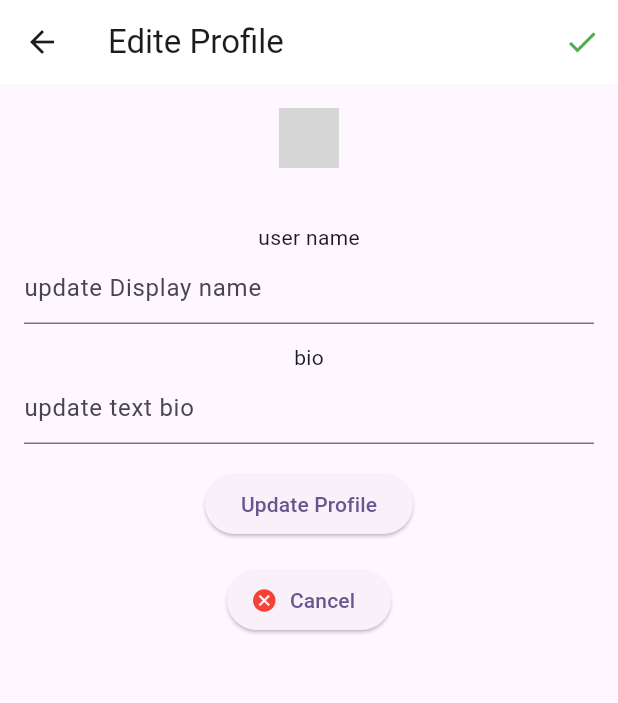
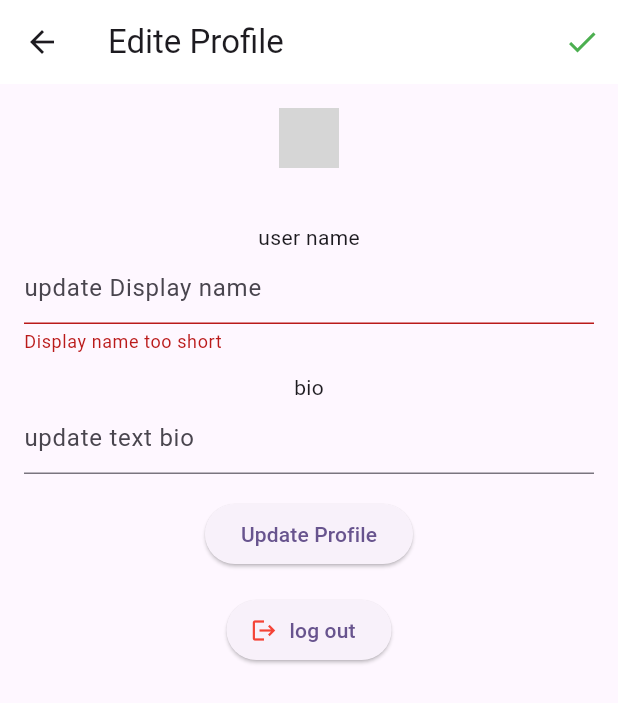
Before and after one commit to Youssef-ElGuerdany/SmallMedia, a Flutter app: the EditProfile screen opened directly with empty values, after a tap on "Update Profile", on a phone screen of 412 x 824 dp. Shown: the top 703 px of the screen. Run offline on Flutter 3.47's test engine with Material 3 defaults, Android fonts, the phone set to English and light mode, and no system bars; our stand-ins replace cached_network_image, cloud_firestore, firebase_auth, firebase_core, firebase_storage, geocoding and 3 more; accounts and stored records are empty; network calls fail; grey boxes are pictures that could not be loaded.

```diff
--- a/lib/main.dart
+++ b/lib/main.dart
@@ -17,7 +17,7 @@ class MyApp extends StatelessWidget {
   Widget build(BuildContext context) {
     return MaterialApp(
       debugShowCheckedModeBanner: false,
-      title: 'Flutter share',
+      title: 'Fikra',
       theme: ThemeData(
         colorScheme: ColorScheme.fromSeed(seedColor: Colors.deepPurple),
         useMaterial3: true,
--- a/lib/screens/edit_profile.dart
+++ b/lib/screens/edit_profile.dart
@@ -1,9 +1,10 @@
 import 'package:cached_network_image/cached_network_image.dart';
 import 'package:cloud_firestore/cloud_firestore.dart';
-import 'package:firebase_auth/firebase_auth.dart';
 import 'package:flutter/material.dart';
 import 'package:fluttershare/models/user_infos.dart';
+import 'package:fluttershare/screens/home.dart';
 import 'package:fluttershare/widgets/progress.dart';
+import 'package:google_sign_in/google_sign_in.dart';
 
 class EditProfile extends StatefulWidget {
   final String currentUSerId;
@@ -14,13 +15,15 @@ class EditProfile extends StatefulWidget {
 }
 
 class _EditProfileState extends State<EditProfile> {
+  final GlobalKey<ScaffoldState> _scaffoldKey = GlobalKey<ScaffoldState>();
   TextEditingController displayNameController = TextEditingController();
   TextEditingController bioController = TextEditingController();
-
   bool isLoading = false;
   final usersRef = FirebaseFirestore.instance.collection('users');
   late UserInfos user;
-
+  bool _bioValid = true;
+  bool _displayNameValid = true;
+  final GoogleSignIn googleSignIn = GoogleSignIn();
   @override
   void initState() {
     super.initState();
@@ -50,7 +53,9 @@ class _EditProfileState extends State<EditProfile> {
         ),
         TextFormField(
           controller: displayNameController,
-          decoration: const InputDecoration(hintText: 'update Display name'),
+          decoration: InputDecoration(
+              errorText: _displayNameValid ? null : 'Display name too short',
+              hintText: 'update Display name'),
         )
       ],
     );
@@ -66,15 +71,44 @@ class _EditProfileState extends State<EditProfile> {
         ),
         TextFormField(
           controller: bioController,
-          decoration: const InputDecoration(hintText: 'update text bio'),
+          decoration: InputDecoration(
+              errorText: _bioValid ? null : 'Bio is too long',
+              hintText: 'update text bio'),
         )
       ],
     );
   }
 
+  void updateProfileData() {
+    setState(() {
+      _displayNameValid = displayNameController.text.trim().length >= 3 &&
+          displayNameController.text.isNotEmpty;
+
+      _bioValid = bioController.text.trim().length <= 100;
+    });
+
+    if (_displayNameValid && _bioValid) {
+      usersRef.doc(widget.currentUSerId).update({
+        'displayName': displayNameController.text,
+        'bio': bioController.text,
+      });
+      Widget snackBar = const Text('upadate profile');
+      ScaffoldMessenger.of(context).showSnackBar(SnackBar(
+        content: snackBar,
+      ));
+    }
+  }
+
+  logout() {
+    googleSignIn.signOut();
+    Navigator.push(
+        context, MaterialPageRoute(builder: (context) => const HomePage()));
+  }
+
   @override
   Widget build(BuildContext context) {
     return Scaffold(
+      key: _scaffoldKey,
       appBar: AppBar(
         backgroundColor: Colors.white,
         title: const Text(
@@ -114,15 +148,15 @@ class _EditProfileState extends State<EditProfile> {
                         ),
                       ),
                       ElevatedButton(
-                          onPressed: () {},
+                          onPressed: updateProfileData,
                           child: const Text('Update Profile')),
                       Padding(
                         padding: const EdgeInsets.all(16.0),
                         child: ElevatedButton.icon(
-                          label: const Text('Cancel'),
-                          onPressed: () {},
+                          label: const Text('log out'),
+                          onPressed: logout,
                           icon: const Icon(
-                            Icons.cancel,
+                            Icons.logout,
                             color: Colors.red,
                           ),
                         ),
```
Also changed, not shown: lib/screens/home.dart (+4 -6 lines), lib/screens/profile.dart (+48 -5 lines), lib/widgets/post.dart (added, +184 -0 lines).
